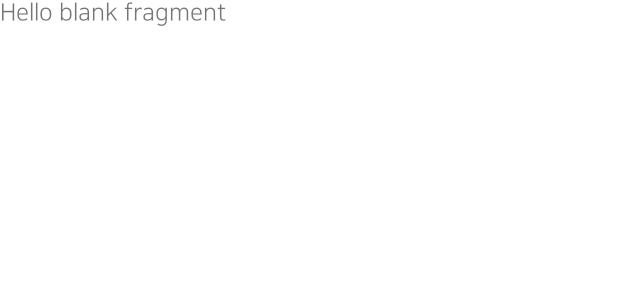
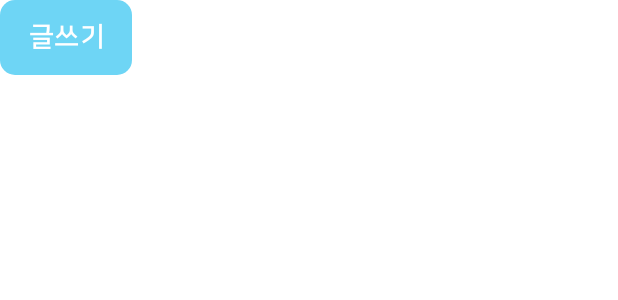
Before and after one commit to TeamB-um/B-umAndroid, an Android app: the layout fragment_home.xml on its own in the app's theme, with its tools: preview values and no code run, on a phone screen of 412 x 824 dp. Shown: the top 300 px of the screen. Run offline under Robolectric (Android 15) with nearby library versions, the phone set to English and light mode, and no system bars.

Commit message:
[feat] HomeWriting navigation 구현

```diff
--- a/app/src/main/res/layout/fragment_home.xml
+++ b/app/src/main/res/layout/fragment_home.xml
@@ -1,14 +1,17 @@
 <?xml version="1.0" encoding="utf-8"?>
-<FrameLayout xmlns:android="http://schemas.android.com/apk/res/android"
+<androidx.constraintlayout.widget.ConstraintLayout xmlns:android="http://schemas.android.com/apk/res/android"
     xmlns:tools="http://schemas.android.com/tools"
     android:layout_width="match_parent"
     android:layout_height="match_parent"
+    xmlns:app="http://schemas.android.com/apk/res-auto"
     tools:context=".ui.main.home.HomeFragment">
 
-    <!-- TODO: Update blank fragment layout -->
-    <TextView
-        android:layout_width="match_parent"
-        android:layout_height="match_parent"
-        android:text="@string/hello_blank_fragment" />
+    <Button
+        android:id="@+id/writing"
+        style="@style/RoundButton.Blue"
+        android:layout_width="0dp"
+        android:text="글쓰기"
+        app:layout_constraintTop_toTopOf="parent"
+        app:layout_constraintLeft_toLeftOf="parent" />
 
-</FrameLayout>
+</androidx.constraintlayout.widget.ConstraintLayout>
```
Also changed, not shown: app/src/main/java/team/bum/ui/main/home/HomeFragment.kt (+18 -8 lines), app/src/main/java/team/bum/ui/main/home/writing/HomeWritingFragment.kt (+48 -9 lines).
